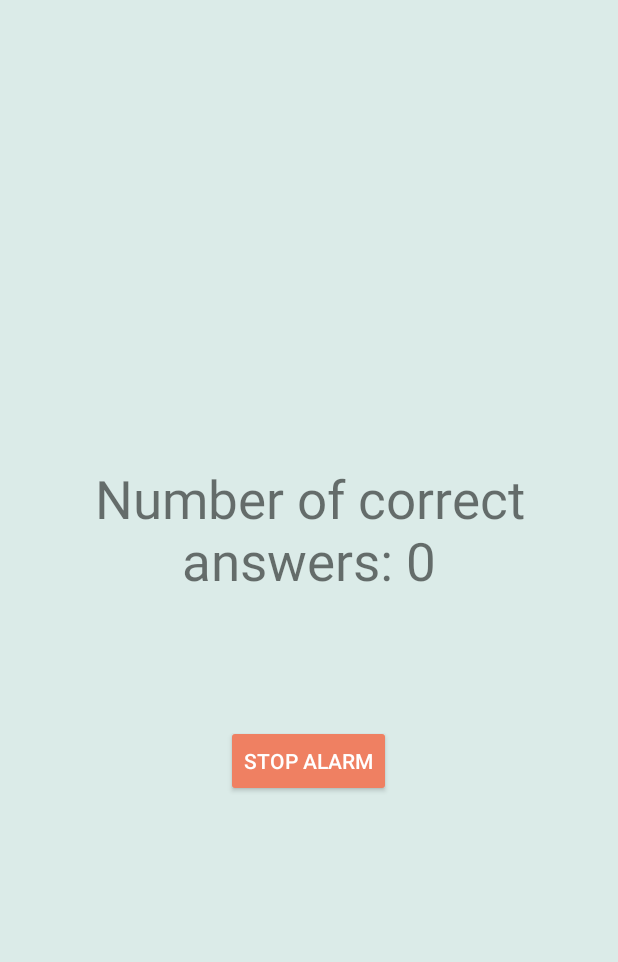
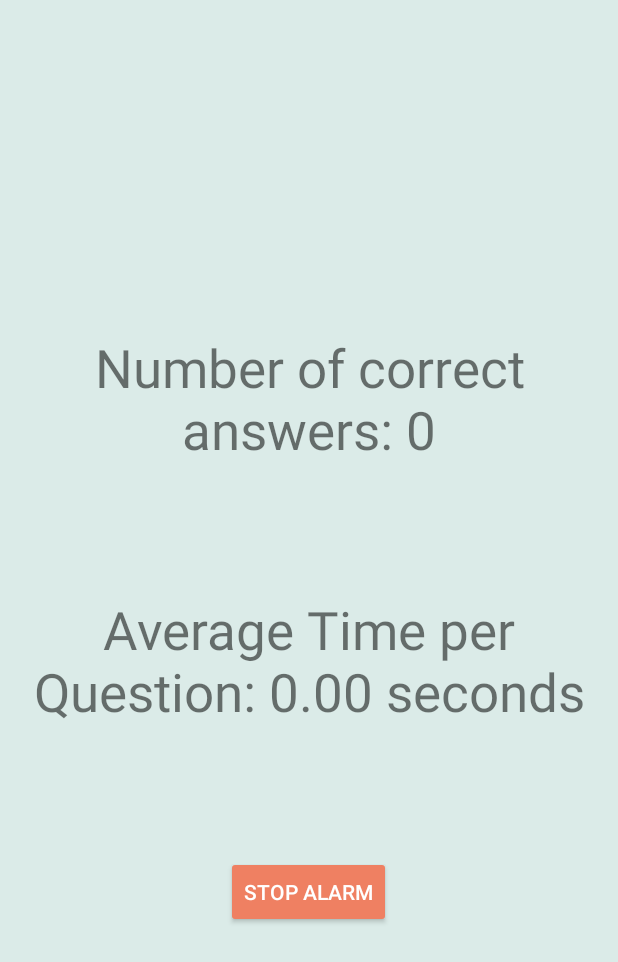
Before and after one commit to jasminepopa3/Buggy-Alarm, an Android app: the StopAlarmActivity screen opened directly, with no data from a screen before it, on a phone screen of 412 x 824 dp. Shown: the top 962 px of the screen. Run offline under Robolectric (Android 15) with nearby library versions, the phone set to English and light mode, and no system bars.

Commit message:
implementation of: calculating avg time of responding to a question

```diff
--- a/app/src/main/java/com/example/buggyalarm/StopAlarmActivity.java
+++ b/app/src/main/java/com/example/buggyalarm/StopAlarmActivity.java
@@ -15,12 +15,15 @@ public class StopAlarmActivity extends Activity {
         setContentView(R.layout.activity_stopalarm);
 
         TextView totalCorrectAnswersTextView = findViewById(R.id.total_correct_answers_textview);
+        TextView averageTimeTextView = findViewById(R.id.average_time_textview);
 
         // Găsește butonul pentru oprirea melodiei în layout
         Button stopMusicButton = findViewById(R.id.stop_alarm_button);
         int totalCorrectAnswers = getIntent().getIntExtra("TOTAL_CORRECT_ANSWERS", 0);
+        double averageTime = getIntent().getDoubleExtra("AVERAGE_TIME", 0);
 
         totalCorrectAnswersTextView.setText("Number of correct answers: " + totalCorrectAnswers);
+        averageTimeTextView.setText("Average Time per Question: " + String.format("%.2f", averageTime) + " seconds");
 
         // Adaugă un ascultător pentru evenimentul de clic al butonului
         stopMusicButton.setOnClickListener(new View.OnClickListener() {
--- a/app/src/main/res/layout/activity_stopalarm.xml
+++ b/app/src/main/res/layout/activity_stopalarm.xml
@@ -17,6 +17,17 @@
         android:textAlignment="center"
         android:textSize="35sp" />
 
+    <TextView
+        android:id="@+id/average_time_textview"
+        android:layout_width="wrap_content"
+        android:layout_height="wrap_content"
+        android:layout_marginTop="16dp"
+        android:layout_marginBottom="70dp"
+        android:text="Average time:"
+        android:textAlignment="center"
+        android:textSize="35sp" />
+
+
     <Button
         android:id="@+id/stop_alarm_button"
         android:layout_width="wrap_content"
```
Also changed, not shown: app/src/main/java/com/example/buggyalarm/QuizActivity.java (+25 -0 lines).
